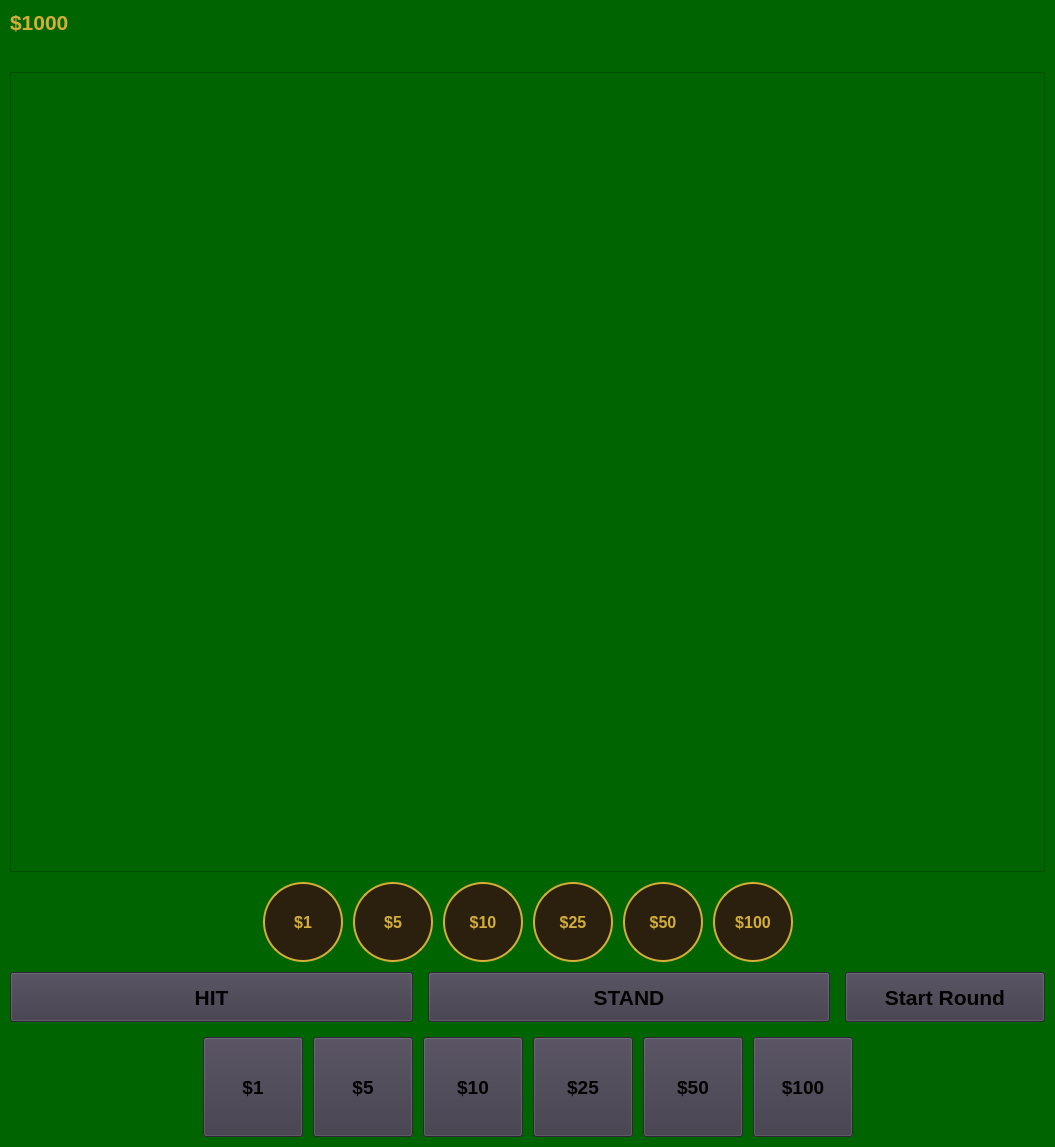
The window that game_widget.ui (owenharvey78/blackjack-learning-game) describes before a commit, drawn with Qt 5.
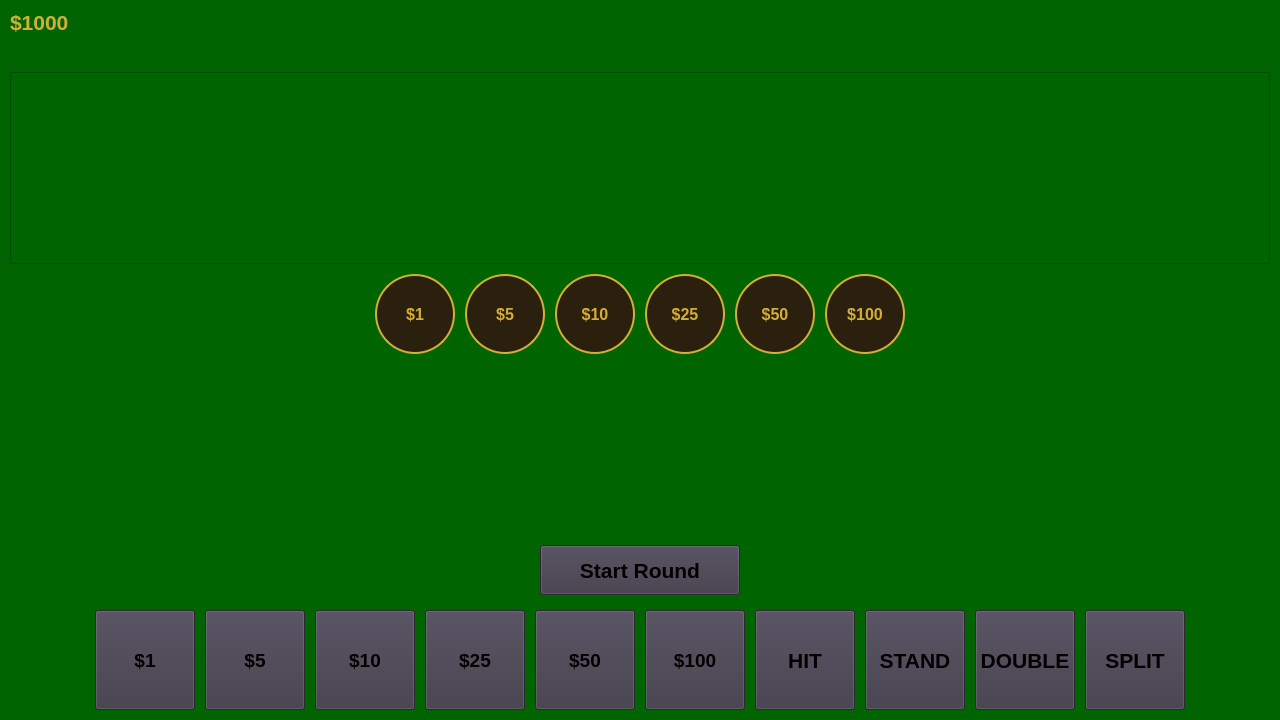
The same window after the commit.

Commit message: Window resizing changes and hit/stand/double/split buttons

Patch:
```diff
--- a/game_widget.ui
+++ b/game_widget.ui
@@ -9,15 +9,27 @@
    <rect>
     <x>0</x>
     <y>0</y>
-    <width>1055</width>
-    <height>1085</height>
+    <width>1280</width>
+    <height>720</height>
    </rect>
   </property>
+  <property name="sizePolicy">
+   <sizepolicy hsizetype="Expanding" vsizetype="Expanding">
+    <horstretch>0</horstretch>
+    <verstretch>0</verstretch>
+   </sizepolicy>
+  </property>
+  <property name="minimumSize">
+   <size>
+    <width>640</width>
+    <height>360</height>
+   </size>
+  </property>
   <property name="windowTitle">
    <string>Form</string>
   </property>
   <property name="autoFillBackground">
-   <bool>false</bool>
+   <bool>true</bool>
   </property>
   <property name="styleSheet">
    <string notr="true">background-color: rgb(0, 100, 0);</string>
@@ -76,8 +88,8 @@
     <widget class="QGraphicsView" name="graphicsView">
      <property name="minimumSize">
       <size>
-       <width>800</width>
-       <height>800</height>
+       <width>100</width>
+       <height>100</height>
       </size>
      </property>
      <property name="maximumSize">
@@ -86,6 +98,9 @@
        <height>800</height>
       </size>
      </property>
+     <property name="verticalScrollBarPolicy">
+      <enum>Qt::ScrollBarPolicy::ScrollBarAlwaysOff</enum>
+     </property>
     </widget>
    </item>
    <item>
@@ -291,64 +306,6 @@
      </property>
      <item>
       <layout class="QHBoxLayout" name="startButtonLayout">
-       <item>
-        <widget class="QPushButton" name="hitButton">
-         <property name="sizePolicy">
-          <sizepolicy hsizetype="MinimumExpanding" vsizetype="Fixed">
-           <horstretch>0</horstretch>
-           <verstretch>0</verstretch>
-          </sizepolicy>
-         </property>
-         <property name="minimumSize">
-          <size>
-           <width>200</width>
-           <height>50</height>
-          </size>
-         </property>
-         <property name="font">
-          <font>
-           <pointsize>16</pointsize>
-           <bold>true</bold>
-          </font>
-         </property>
-         <property name="styleSheet">
-          <string notr="true">font-size: 16pt; font-weight: bold;
-background-color: rgb(61, 56, 70);</string>
-         </property>
-         <property name="text">
-          <string>HIT</string>
-         </property>
-        </widget>
-       </item>
-       <item>
-        <widget class="QPushButton" name="standButton">
-         <property name="sizePolicy">
-          <sizepolicy hsizetype="MinimumExpanding" vsizetype="Fixed">
-           <horstretch>0</horstretch>
-           <verstretch>0</verstretch>
-          </sizepolicy>
-         </property>
-         <property name="minimumSize">
-          <size>
-           <width>200</width>
-           <height>50</height>
-          </size>
-         </property>
-         <property name="font">
-          <font>
-           <pointsize>16</pointsize>
-           <bold>true</bold>
-          </font>
-         </property>
-         <property name="styleSheet">
-          <string notr="true">font-size: 16pt; font-weight: bold;
-background-color: rgb(61, 56, 70);</string>
-         </property>
-         <property name="text">
-          <string>STAND</string>
-         </property>
-        </widget>
-       </item>
        <item alignment="Qt::AlignmentFlag::AlignHCenter|Qt::AlignmentFlag::AlignVCenter">
         <widget class="QPushButton" name="startRoundButton">
          <property name="minimumSize">
@@ -524,6 +481,104 @@
          </property>
         </widget>
        </item>
+       <item>
+        <widget class="QPushButton" name="hitButton">
+         <property name="sizePolicy">
+          <sizepolicy hsizetype="Fixed" vsizetype="Fixed">
+           <horstretch>0</horstretch>
+           <verstretch>0</verstretch>
+          </sizepolicy>
+         </property>
+         <property name="minimumSize">
+          <size>
+           <width>100</width>
+           <height>100</height>
+          </size>
+         </property>
+         <property name="font">
+          <font>
+           <pointsize>16</pointsize>
+           <bold>true</bold>
+          </font>
+         </property>
+         <property name="styleSheet">
+          <string notr="true">font-size: 16pt; font-weight: bold;
+background-color: rgb(61, 56, 70);</string>
+         </property>
+         <property name="text">
+          <string>HIT</string>
+         </property>
+        </widget>
+       </item>
+       <item>
+        <widget class="QPushButton" name="standButton">
+         <property name="sizePolicy">
+          <sizepolicy hsizetype="Fixed" vsizetype="Fixed">
+           <horstretch>0</horstretch>
+           <verstretch>0</verstretch>
+          </sizepolicy>
+         </property>
+         <property name="minimumSize">
+          <size>
+           <width>100</width>
+           <height>100</height>
+          </size>
+         </property>
+         <property name="font">
+          <font>
+           <pointsize>16</pointsize>
+           <bold>true</bold>
+          </font>
+         </property>
+         <property name="styleSheet">
+          <string notr="true">font-size: 16pt; font-weight: bold;
+background-color: rgb(61, 56, 70);</string>
+         </property>
+         <property name="text">
+          <string>STAND</string>
+         </property>
+        </widget>
+       </item>
+       <item>
+        <widget class="QPushButton" name="doubleButton">
+         <property name="sizePolicy">
+          <sizepolicy hsizetype="Fixed" vsizetype="Fixed">
+           <horstretch>0</horstretch>
+           <verstretch>0</verstretch>
+          </sizepolicy>
+         </property>
+         <property name="minimumSize">
+          <size>
+           <width>100</width>
+           <height>100</height>
+          </size>
+         </property>
+         <property name="styleSheet">
+          <string notr="true">font-size: 16pt; font-weight: bold;
+background-color: rgb(61, 56, 70);</string>
+         </property>
+         <property name="text">
+          <string>DOUBLE</string>
+         </property>
+        </widget>
+       </item>
+       <item>
+        <widget class="QPushButton" name="pushButton">
+         <property name="minimumSize">
+          <size>
+           <width>100</width>
+           <height>100</height>
+          </size>
+         </property>
+         <property name="styleSheet">
+          <string notr="true">font-size: 16pt; font-weight: bold;
+background-color: rgb(61, 56, 70);</string>
+         </property>
+         <property name="text">
+          <string>SPLIT</string>
+         </property>
+        </widget>
+       </item>
        <item>
         <spacer name="chipButtonsRightSpacer">
          <property name="orientation">
```
Left out of the diff: 2 changed lines with no effect on the pictures.
